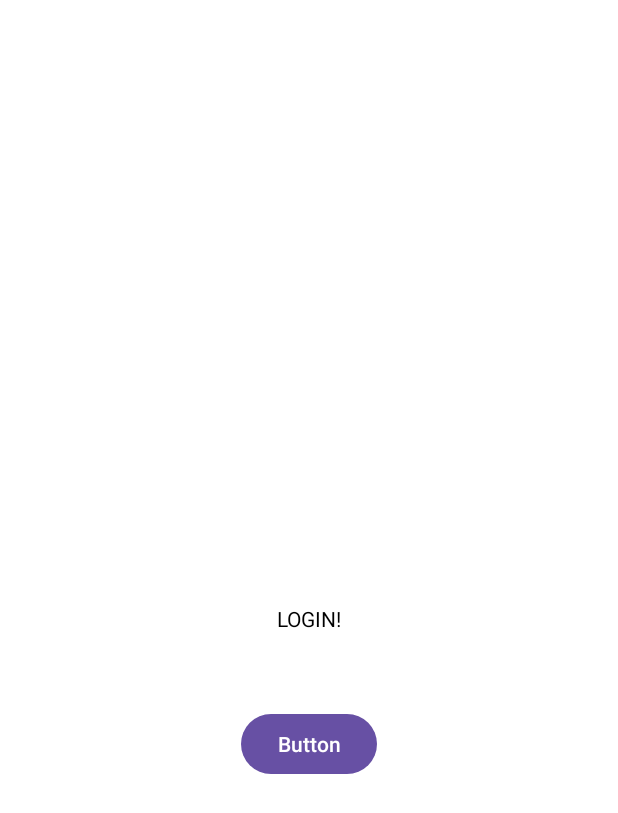
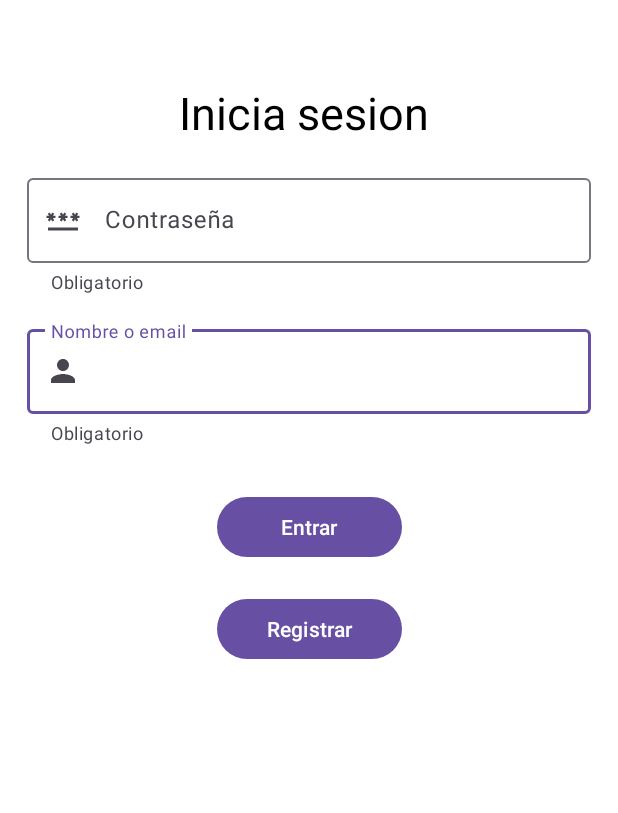
Before and after one commit to Vidal2207/OptiVida-App, an Android app: the screen it shows after launch (LoginActivity), on a phone screen of 412 x 824 dp. Shown: the top 813 px of the screen. Run offline under Robolectric (Android 15) with nearby library versions, the phone set to English and light mode, and no system bars; Roboto replaces fonts that are not available here.

Commit message:
Interfaz inicio de sesion V1

```diff
--- a/app/src/main/AndroidManifest.xml
+++ b/app/src/main/AndroidManifest.xml
@@ -11,7 +11,7 @@
         android:roundIcon="@mipmap/ic_launcher_round"
         android:supportsRtl="true"
         android:theme="@style/Theme.OptiVida"
-        tools:targetApi="31">
+        tools:targetApi="34">
         <activity
             android:name=".MainActivity"
             android:exported="false" />
--- /dev/null
+++ b/app/src/main/res/drawable/ic_password.xml
@@ -0,0 +1,5 @@
+<vector android:height="24dp" android:tint="#000000"
+    android:viewportHeight="24" android:viewportWidth="24"
+    android:width="24dp" xmlns:android="http://schemas.android.com/apk/res/android">
+    <path android:fillColor="@android:color/white" android:pathData="M2,17h20v2H2V17zM3.15,12.95L4,11.47l0.85,1.48l1.3,-0.75L5.3,10.72H7v-1.5H5.3l0.85,-1.47L4.85,7L4,8.47L3.15,7l-1.3,0.75L2.7,9.22H1v1.5h1.7L1.85,12.2L3.15,12.95zM9.85,12.2l1.3,0.75L12,11.47l0.85,1.48l1.3,-0.75l-0.85,-1.48H15v-1.5h-1.7l0.85,-1.47L12.85,7L12,8.47L11.15,7l-1.3,0.75l0.85,1.47H9v1.5h1.7L9.85,12.2zM23,9.22h-1.7l0.85,-1.47L20.85,7L20,8.47L19.15,7l-1.3,0.75l0.85,1.47H17v1.5h1.7l-0.85,1.48l1.3,0.75L20,11.47l0.85,1.48l1.3,-0.75l-0.85,-1.48H23V9.22z"/>
+</vector>
--- /dev/null
+++ b/app/src/main/res/drawable/ic_person.xml
@@ -0,0 +1,5 @@
+<vector android:height="24dp" android:tint="#000000"
+    android:viewportHeight="24" android:viewportWidth="24"
+    android:width="24dp" xmlns:android="http://schemas.android.com/apk/res/android">
+    <path android:fillColor="@android:color/white" android:pathData="M12,12c2.21,0 4,-1.79 4,-4s-1.79,-4 -4,-4 -4,1.79 -4,4 1.79,4 4,4zM12,14c-2.67,0 -8,1.34 -8,4v2h16v-2c0,-2.66 -5.33,-4 -8,-4z"/>
+</vector>
--- a/app/src/main/res/layout/activity_login.xml
+++ b/app/src/main/res/layout/activity_login.xml
@@ -7,23 +7,83 @@
     android:background="@color/white"
     tools:context=".LoginActivity">
 
+
+    <com.google.android.material.textfield.TextInputLayout
+        android:id="@+id/tilNombre"
+        android:layout_width="match_parent"
+        android:layout_height="wrap_content"
+        android:layout_margin="18dp"
+        android:hint="Nombre o email"
+        app:helperText="Obligatorio"
+        app:startIconDrawable="@drawable/ic_person"
+        tools:ignore="MissingConstraints"
+        tools:layout_editor_absoluteX="8dp"
+        tools:layout_editor_absoluteY="167dp"
+        android:layout_marginTop="300dp"
+        app:layout_constraintTop_toBottomOf="@+id/tilPassWord">
+
+        <com.google.android.material.textfield.TextInputEditText
+            android:id="@+id/txtNombre"
+            android:layout_width="match_parent"
+            android:layout_height="wrap_content"
+            android:inputType="textPersonName|textCapWords"
+            />
+
+    </com.google.android.material.textfield.TextInputLayout>
+
+
+    <com.google.android.material.textfield.TextInputLayout
+        android:id="@+id/tilPassWord"
+        android:layout_width="match_parent"
+        android:layout_height="wrap_content"
+        android:layout_margin="18dp"
+        android:hint="Contraseña"
+        app:helperText="Obligatorio"
+        app:layout_constraintTop_toBottomOf="@+id/textView"
+        app:startIconDrawable="@drawable/ic_password"
+        android:layout_marginTop="300dp">
+
+        <com.google.android.material.textfield.TextInputEditText
+            android:id="@+id/txtPassWord"
+            android:layout_width="match_parent"
+            android:layout_height="wrap_content"
+            android:inputType="textPersonName|textCapWords" />
+
+    </com.google.android.material.textfield.TextInputLayout>
+
+
+
     <TextView
         android:id="@+id/textView"
         android:layout_width="wrap_content"
         android:layout_height="wrap_content"
-        android:text="LOGIN!"
+        android:text="Inicia sesion"
+        android:textSize="30dp"
         android:textColor="@color/black"
         app:layout_constraintBottom_toBottomOf="parent"
         app:layout_constraintEnd_toEndOf="parent"
+        app:layout_constraintHorizontal_bias="0.486"
         app:layout_constraintStart_toStartOf="parent"
-        app:layout_constraintTop_toTopOf="parent" />
+        app:layout_constraintTop_toTopOf="parent"
+        app:layout_constraintVertical_bias="0.07"
+        />
 
     <Button
         android:id="@+id/btn"
-        android:layout_width="wrap_content"
-        android:layout_height="wrap_content"
-        android:layout_marginTop="50dp"
-        android:text="Button"
+        android:layout_width="123dp"
+        android:layout_height="48dp"
+        android:layout_marginTop="232dp"
+        android:text="Entrar"
+        app:layout_constraintEnd_toEndOf="parent"
+        app:layout_constraintStart_toStartOf="parent"
+        app:layout_constraintTop_toBottomOf="@+id/textView" />
+
+    <Button
+        android:id="@+id/btnRegistrar"
+        android:layout_width="123dp"
+        android:layout_height="48dp"
+        android:layout_marginTop="300dp"
+        android:text="Registrar"
         app:layout_constraintEnd_toEndOf="parent"
         app:layout_constraintStart_toStartOf="parent"
         app:layout_constraintTop_toBottomOf="@+id/textView" />
```
